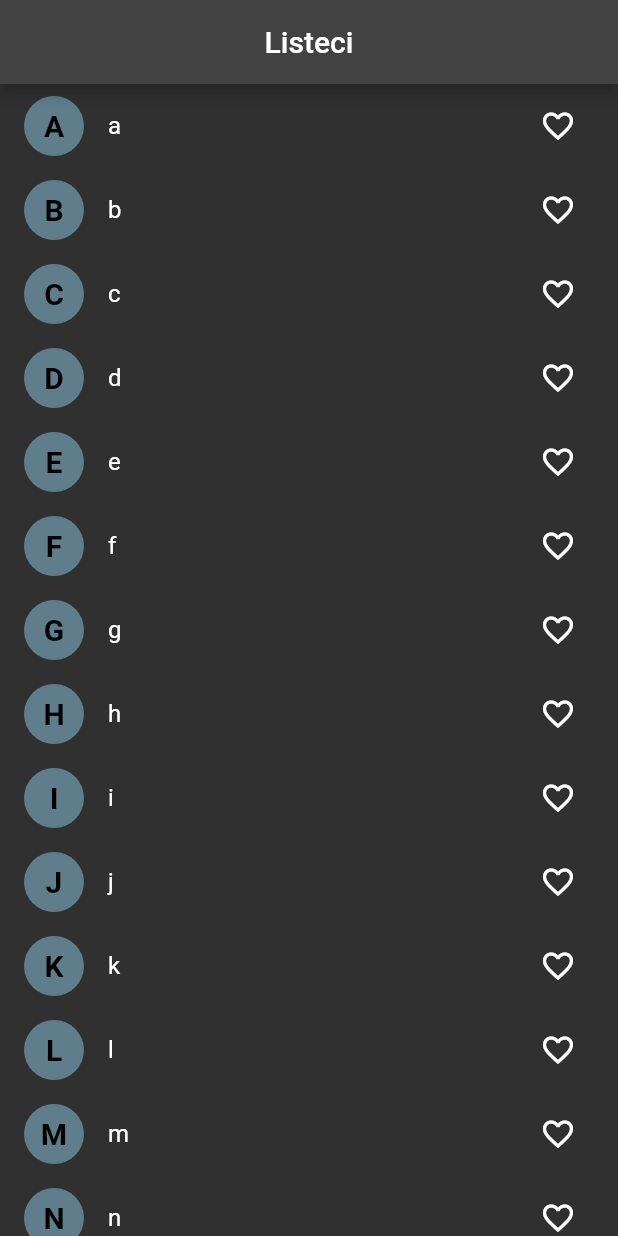
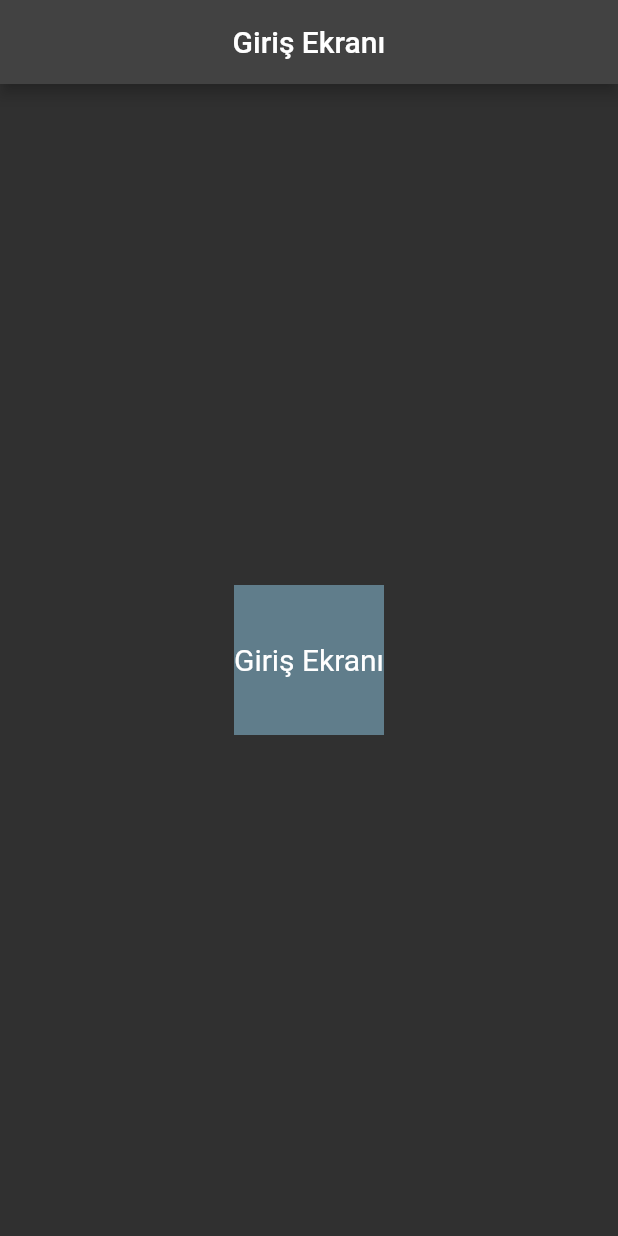
Before and after one commit to alkndoom/comparison, a Flutter app: the screen it shows after launch, on a phone screen of 412 x 824 dp. Run offline on Flutter 3.47's test engine with Material 2 defaults, Android fonts, the light colour scheme and no system bars.

Commit message:
v4
app2 added
multiDexEnabled problem solved
minSDK changed to 21
firebase added

```diff
--- /dev/null
+++ b/lib/app2.dart
@@ -0,0 +1,50 @@
+import 'package:flutter/material.dart';
+
+class DummyInfo {
+  static List intList = Iterable<int>.generate(15).toList();
+  static List alphabetList = "abcdefghijklmnopqrstuvwxyz".split('');
+}
+
+class App2 extends StatelessWidget {
+  const App2({Key? key}) : super(key: key);
+
+  @override
+  Widget build(BuildContext context) {
+    return MaterialApp(
+      debugShowCheckedModeBanner: false,
+      theme: ThemeData.dark(),
+      home: const GirisEkrani(),
+    );
+  }
+}
+
+class GirisEkrani extends StatefulWidget {
+  const GirisEkrani({Key? key}) : super(key: key);
+
+  @override
+  State<GirisEkrani> createState() => _GirisEkraniState();
+}
+
+class _GirisEkraniState extends State<GirisEkrani> {
+  @override
+  Widget build(BuildContext context) {
+    return Scaffold(
+      appBar: AppBar(
+        title: Text("Giriş Ekranı"),
+        centerTitle: true,
+      ),
+      body: SafeArea(
+        child: Center(
+          child: Container(
+            width: 100,
+            height: 100,
+            color: Colors.blueGrey,
+            child: FittedBox(
+              child: Text("Giriş Ekranı"),
+            ),
+          ),
+        ),
+      ),
+    );
+  }
+}
--- a/lib/main.dart
+++ b/lib/main.dart
@@ -1,4 +1,4 @@
-import 'package:comparison/app1.dart';
+import 'package:comparison/app2.dart';
 import 'package:flutter/material.dart';
 
-void main() => runApp(const App1());
+void main() => runApp(const App2());
--- a/pubspec.yaml
+++ b/pubspec.yaml
@@ -30,6 +30,10 @@ dependencies:
   flutter:
     sdk: flutter
   provider: ^6.0.3
+  firebase_auth: ^3.4.2
+  firebase_core: ^1.19.2
+  firebase_database: ^9.0.19
+  cloud_firestore: ^3.3.0
 
   # The following adds the Cupertino Icons font to your application.
   # Use with the CupertinoIcons class for iOS style icons.
```
Also changed, not shown: pubspec.lock, 3 other files.
